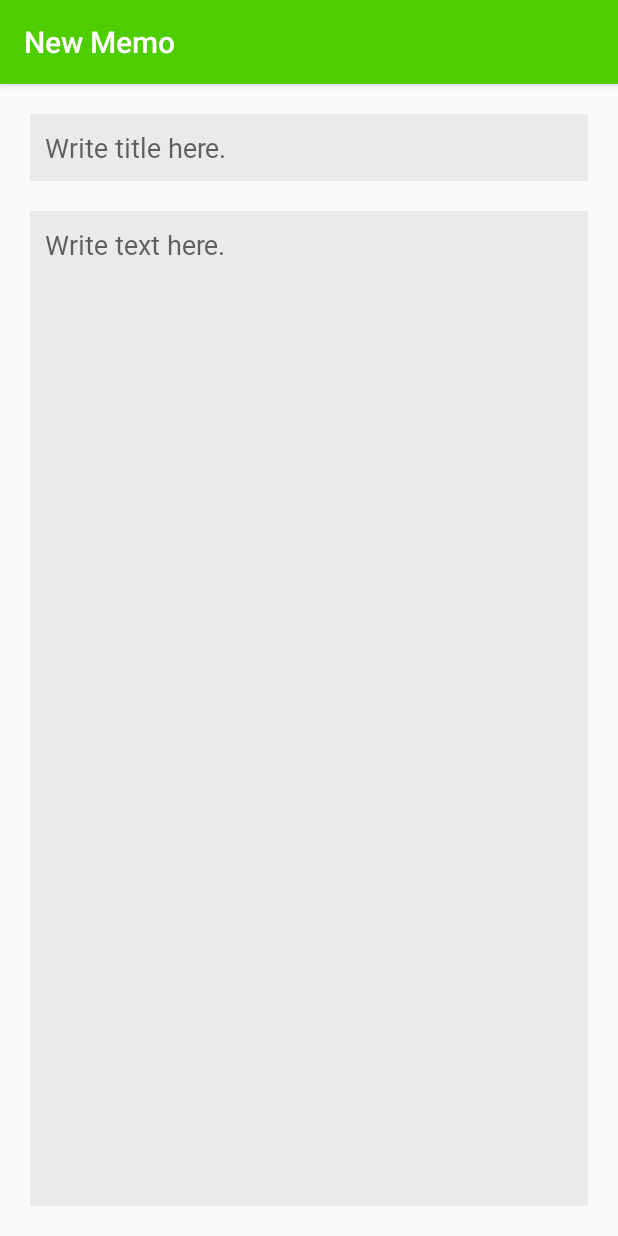
After one commit to rulyox/LineChallengeMemo, an Android app: the WriteActivity screen opened directly, with no data from a screen before it, on a phone screen of 412 x 824 dp. The commit adds this screen. Run offline under Robolectric (Android 15) with nearby library versions, the phone set to English and light mode, and no system bars.

Commit message:
Added write activity

```diff
--- a/app/src/main/java/com/rulyox/linechallengememo/MainActivity.kt
+++ b/app/src/main/java/com/rulyox/linechallengememo/MainActivity.kt
@@ -44,6 +44,9 @@ class MainActivity : AppCompatActivity() {
 
         main_button_add.setOnClickListener {
 
+            val writeIntent = Intent(this@MainActivity, WriteActivity::class.java)
+            startActivity(writeIntent)
+
         }
 
     }
--- /dev/null
+++ b/app/src/main/java/com/rulyox/linechallengememo/WriteActivity.kt
@@ -0,0 +1,30 @@
+package com.rulyox.linechallengememo
+
+import android.os.Bundle
+import android.view.MenuItem
+import androidx.appcompat.app.AppCompatActivity
+import androidx.core.app.NavUtils
+
+
+class WriteActivity : AppCompatActivity() {
+
+    override fun onCreate(savedInstanceState: Bundle?) {
+        super.onCreate(savedInstanceState)
+        setContentView(R.layout.activity_write)
+        actionBar?.setDisplayHomeAsUpEnabled(true)
+
+    }
+
+    override fun onOptionsItemSelected(item: MenuItem): Boolean {
+        return when (item.itemId) {
+
+            android.R.id.home -> {
+                NavUtils.navigateUpFromSameTask(this)
+                true
+            }
+            else -> super.onOptionsItemSelected(item)
+
+        }
+    }
+
+}
--- a/app/src/main/res/layout/activity_main.xml
+++ b/app/src/main/res/layout/activity_main.xml
@@ -6,7 +6,7 @@
     android:layout_height="match_parent" >
 
     <com.google.android.material.floatingactionbutton.FloatingActionButton
-        android:id="@+id/fab"
+        android:id="@+id/main_button_add"
         android:layout_width="wrap_content"
         android:layout_height="wrap_content"
         android:layout_gravity="bottom|end"
--- /dev/null
+++ b/app/src/main/res/layout/activity_write.xml
@@ -0,0 +1,42 @@
+<?xml version="1.0" encoding="utf-8"?>
+<LinearLayout
+    xmlns:android="http://schemas.android.com/apk/res/android"
+    android:layout_width="match_parent"
+    android:layout_height="match_parent"
+    android:orientation="vertical" >
+
+    <LinearLayout
+        android:layout_width="match_parent"
+        android:layout_height="0dp"
+        android:layout_weight="1"
+        android:padding="20dp"
+        android:orientation="vertical" >
+
+        <EditText
+            android:id="@+id/write_edit_title"
+            android:layout_width="match_parent"
+            android:layout_height="wrap_content"
+            android:layout_marginBottom="20dp"
+            android:padding="10dp"
+            android:background="#EAEAEA"
+            android:inputType="text"
+            android:maxLines="1"
+            android:fontFamily="@font/nanum_gothic_bold"
+            android:hint="@string/write_title_hint"
+            android:importantForAutofill="no" />
+
+        <EditText
+            android:id="@+id/write_edit_text"
+            android:layout_width="match_parent"
+            android:layout_height="match_parent"
+            android:padding="10dp"
+            android:background="#EAEAEA"
+            android:gravity="start"
+            android:inputType="textMultiLine"
+            android:fontFamily="@font/nanum_gothic"
+            android:hint="@string/write_text_hint"
+            android:importantForAutofill="no" />
+
+    </LinearLayout>
+
+</LinearLayout>
--- a/app/src/main/res/values/strings.xml
+++ b/app/src/main/res/values/strings.xml
@@ -1,5 +1,8 @@
 <?xml version="1.0" encoding="utf-8"?>
 <resources>
-    <string name="app_name">LineChallengeMemo</string>
+    <string name="app_name">Line Challenge Memo</string>
     <string name="main_no_memo">There are no memos.</string>
+    <string name="write_label">New Memo</string>
+    <string name="write_title_hint">Write title here.</string>
+    <string name="write_text_hint">Write text here.</string>
 </resources>
```
Also changed, not shown: app/src/main/AndroidManifest.xml (+8 -1 lines), 1 other file.
